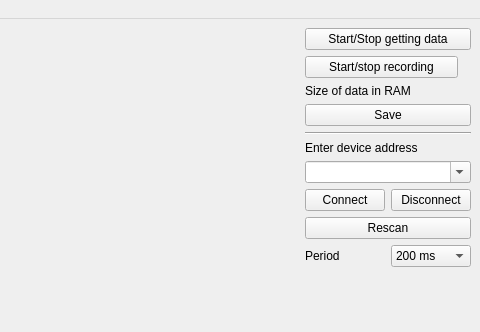
This is src/ualab.ui in EPC-MSU/ualab_cpp as Qt 5 draws it before an edit; both pictures show x 639 to 1119 and y 0 to 332 of the 1119 by 549 pixel window. The edited form follows.
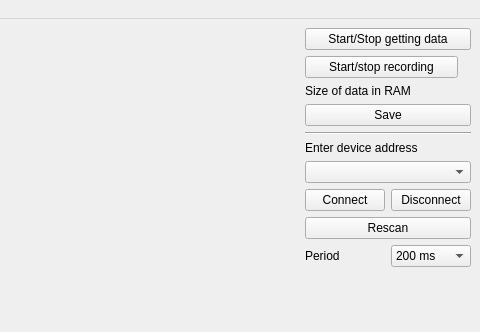
This is the edited form. Icons and pictures are not drawn. Custom widgets are drawn as their Qt base class.

Commit message: Link usbadc10, some ui fictions

What changed in the file:
```diff
--- a/src/ualab.ui
+++ b/src/ualab.ui
@@ -652,7 +652,7 @@
       <item>
        <widget class="QComboBox" name="comboBox_ports">
         <property name="editable">
-         <bool>true</bool>
+         <bool>false</bool>
         </property>
        </widget>
       </item>
```
Left out of the diff: 44 changed lines with no effect on the pictures. The commit also changes 3 other files.
